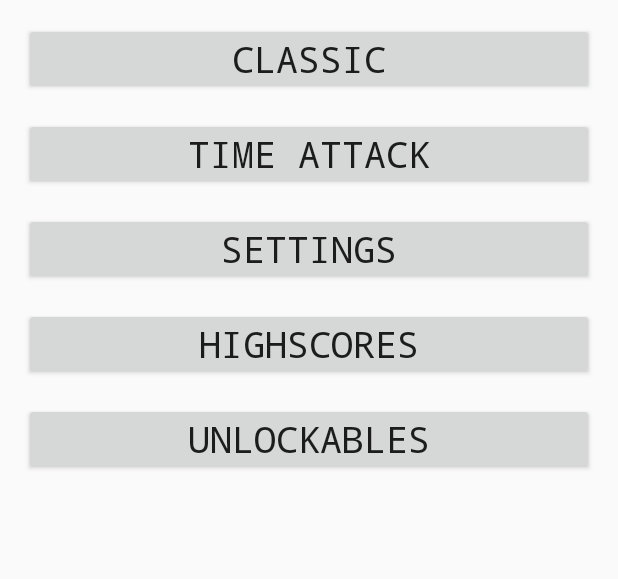
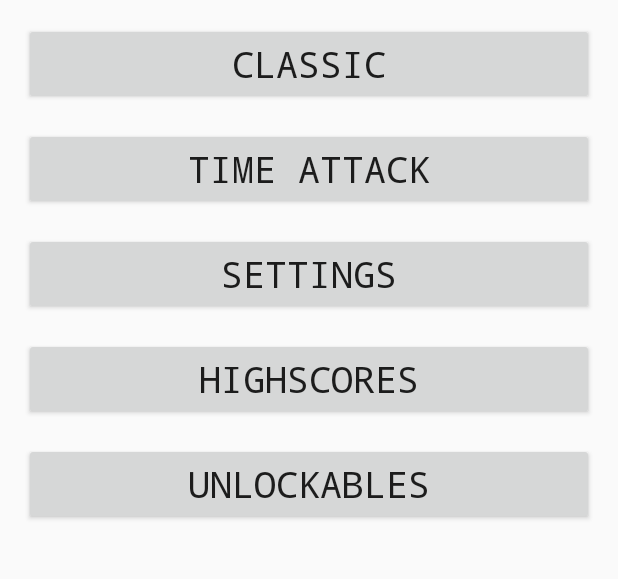
Before and after one commit to datrueonejay/Sequence, an Android app: the MainMenu screen opened directly, with no data from a screen before it, on a phone screen of 412 x 824 dp, the part 135-714 px from its top. Run offline under Robolectric (Android 15) with nearby library versions, the phone set to English and light mode, and no system bars.

Commit message:
Resize Changes

```diff
--- a/app/src/main/java/com/datrueonejay/canyouescape/AboutMe.java
+++ b/app/src/main/java/com/datrueonejay/canyouescape/AboutMe.java
@@ -5,6 +5,9 @@ import android.support.v7.app.AppCompatActivity;
 import android.os.Bundle;
 import android.view.View;
 import android.widget.Button;
+import android.widget.TextView;
+
+import org.w3c.dom.Text;
 
 public class AboutMe extends AppCompatActivity {
 
@@ -16,6 +19,9 @@ public class AboutMe extends AppCompatActivity {
 
         // keeps the app in portrait
         this.setRequestedOrientation(ActivityInfo.SCREEN_ORIENTATION_PORTRAIT);
+        // set the text
+        TextView test = (TextView) findViewById(R.id.me);
+        test.setText(getResources().getString(R.string.jayden));
     }
 
     @Override
--- /dev/null
+++ b/app/src/main/java/com/datrueonejay/canyouescape/AutoResizeTextView.java
@@ -0,0 +1,321 @@
+package com.datrueonejay.canyouescape;
+
+/**
+ *               DO WHAT YOU WANT TO PUBLIC LICENSE
+ *                    Version 2, December 2004
+ *
+ * Copyright (C) 2004 Sam Hocevar <sam@hocevar.net>
+ *
+ * Everyone is permitted to copy and distribute verbatim or modified
+ * copies of this license document, and changing it is allowed as long
+ * as the name is changed.
+ *
+ *            DO WHAT YOU WANT TO PUBLIC LICENSE
+ *   TERMS AND CONDITIONS FOR COPYING, DISTRIBUTION AND MODIFICATION
+ *
+ *  0. You just DO WHAT YOU WANT TO.
+ */
+
+import android.content.Context;
+import android.text.Layout.Alignment;
+import android.text.StaticLayout;
+import android.text.TextPaint;
+import android.util.AttributeSet;
+import android.util.TypedValue;
+import android.widget.TextView;
+
+/**
+ * Text view that auto adjusts text size to fit within the view.
+ * If the text size equals the minimum text size and still does not
+ * fit, append with an ellipsis.
+ *
+ * @author Chase Colburn
+ * @since Apr 4, 2011
+ */
+public class AutoResizeTextView extends TextView {
+
+    // Minimum text size for this text view
+    public static final float MIN_TEXT_SIZE = 20;
+
+    // Interface for resize notifications
+    public interface OnTextResizeListener {
+        public void onTextResize(TextView textView, float oldSize, float newSize);
+    }
+
+    // Our ellipse string
+    private static final String mEllipsis = "...";
+
+    // Registered resize listener
+    private OnTextResizeListener mTextResizeListener;
+
+    // Flag for text and/or size changes to force a resize
+    private boolean mNeedsResize = false;
+
+    // Text size that is set from code. This acts as a starting point for resizing
+    private float mTextSize;
+
+    // Temporary upper bounds on the starting text size
+    private float mMaxTextSize = 0;
+
+    // Lower bounds for text size
+    private float mMinTextSize = MIN_TEXT_SIZE;
+
+    // Text view line spacing multiplier
+    private float mSpacingMult = 1.0f;
+
+    // Text view additional line spacing
+    private float mSpacingAdd = 0.0f;
+
+    // Add ellipsis to text that overflows at the smallest text size
+    private boolean mAddEllipsis = true;
+
+    // Default constructor override
+    public AutoResizeTextView(Context context) {
+        this(context, null);
+    }
+
+    // Default constructor when inflating from XML file
+    public AutoResizeTextView(Context context, AttributeSet attrs) {
+        this(context, attrs, 0);
+    }
+
+    // Default constructor override
+    public AutoResizeTextView(Context context, AttributeSet attrs, int defStyle) {
+        super(context, attrs, defStyle);
+        mTextSize = getTextSize();
+    }
+
+    /**
+     * When text changes, set the force resize flag to true and reset the text size.
+     */
+    @Override
+    protected void onTextChanged(final CharSequence text, final int start, final int before, final int after) {
+        mNeedsResize = true;
+        // Since this view may be reused, it is good to reset the text size
+        resetTextSize();
+    }
+
+    /**
+     * If the text view size changed, set the force resize flag to true
+     */
+    @Override
+    protected void onSizeChanged(int w, int h, int oldw, int oldh) {
+        if (w != oldw || h != oldh) {
+            mNeedsResize = true;
+        }
+    }
+
+    /**
+     * Register listener to receive resize notifications
+     * @param listener
+     */
+    public void setOnResizeListener(OnTextResizeListener listener) {
+        mTextResizeListener = listener;
+    }
+
+    /**
+     * Override the set text size to update our internal reference values
+     */
+    @Override
+    public void setTextSize(float size) {
+        super.setTextSize(size);
+        mTextSize = getTextSize();
+    }
+
+    /**
+     * Override the set text size to update our internal reference values
+     */
+    @Override
+    public void setTextSize(int unit, float size) {
+        super.setTextSize(unit, size);
+        mTextSize = getTextSize();
+    }
+
+    /**
+     * Override the set line spacing to update our internal reference values
+     */
+    @Override
+    public void setLineSpacing(float add, float mult) {
+        super.setLineSpacing(add, mult);
+        mSpacingMult = mult;
+        mSpacingAdd = add;
+    }
+
+    /**
+     * Set the upper text size limit and invalidate the view
+     * @param maxTextSize
+     */
+    public void setMaxTextSize(float maxTextSize) {
+        mMaxTextSize = maxTextSize;
+        requestLayout();
+        invalidate();
+    }
+
+    /**
+     * Return upper text size limit
+     * @return
+     */
+    public float getMaxTextSize() {
+        return mMaxTextSize;
+    }
+
+    /**
+     * Set the lower text size limit and invalidate the view
+     * @param minTextSize
+     */
+    public void setMinTextSize(float minTextSize) {
+        mMinTextSize = minTextSize;
+        requestLayout();
+        invalidate();
+    }
+
+    /**
+     * Return lower text size limit
+     * @return
+     */
+    public float getMinTextSize() {
+        return mMinTextSize;
+    }
+
+    /**
+     * Set flag to add ellipsis to text that overflows at the smallest text size
+     * @param addEllipsis
+     */
+    public void setAddEllipsis(boolean addEllipsis) {
+        mAddEllipsis = addEllipsis;
+    }
+
+    /**
+     * Return flag to add ellipsis to text that overflows at the smallest text size
+     * @return
+     */
+    public boolean getAddEllipsis() {
+        return mAddEllipsis;
+    }
+
+    /**
+     * Reset the text to the original size
+     */
+    public void resetTextSize() {
+        if (mTextSize > 0) {
+            super.setTextSize(TypedValue.COMPLEX_UNIT_PX, mTextSize);
+            mMaxTextSize = mTextSize;
+        }
+    }
+
+    /**
+     * Resize text after measuring
+     */
+    @Override
+    protected void onLayout(boolean changed, int left, int top, int right, int bottom) {
+        if (changed || mNeedsResize) {
+            int widthLimit = (right - left) - getCompoundPaddingLeft() - getCompoundPaddingRight();
+            int heightLimit = (bottom - top) - getCompoundPaddingBottom() - getCompoundPaddingTop();
+            resizeText(widthLimit, heightLimit);
+        }
+        super.onLayout(changed, left, top, right, bottom);
+    }
+
+    /**
+     * Resize the text size with default width and height
+     */
+    public void resizeText() {
+
+        int heightLimit = getHeight() - getPaddingBottom() - getPaddingTop();
+        int widthLimit = getWidth() - getPaddingLeft() - getPaddingRight();
+        resizeText(widthLimit, heightLimit);
+    }
+
+    /**
+     * Resize the text size with specified width and height
+     * @param width
+     * @param height
+     */
+    public void resizeText(int width, int height) {
+        CharSequence text = getText();
+        // Do not resize if the view does not have dimensions or there is no text
+        if (text == null || text.length() == 0 || height <= 0 || width <= 0 || mTextSize == 0) {
+            return;
+        }
+
+        if (getTransformationMethod() != null) {
+            text = getTransformationMethod().getTransformation(text, this);
+        }
+
+        // Get the text view's paint object
+        TextPaint textPaint = getPaint();
+
+        // Store the current text size
+        float oldTextSize = textPaint.getTextSize();
+        // If there is a max text size set, use the lesser of that and the default text size
+        float targetTextSize = mMaxTextSize > 0 ? Math.min(mTextSize, mMaxTextSize) : mTextSize;
+
+        // Get the required text height
+        int textHeight = getTextHeight(text, textPaint, width, targetTextSize);
+
+        // Until we either fit within our text view or we had reached our min text size, incrementally try smaller sizes
+        while (textHeight > height && targetTextSize > mMinTextSize) {
+            targetTextSize = Math.max(targetTextSize - 2, mMinTextSize);
+            textHeight = getTextHeight(text, textPaint, width, targetTextSize);
+        }
+
+        // If we had reached our minimum text size and still don't fit, append an ellipsis
+        if (mAddEllipsis && targetTextSize == mMinTextSize && textHeight > height) {
+            // Draw using a static layout
+            // modified: use a copy of TextPaint for measuring
+            TextPaint paint = new TextPaint(textPaint);
+            // Draw using a static layout
+            StaticLayout layout = new StaticLayout(text, paint, width, Alignment.ALIGN_NORMAL, mSpacingMult, mSpacingAdd, false);
+            // Check that we have a least one line of rendered text
+            if (layout.getLineCount() > 0) {
+                // Since the line at the specific vertical position would be cut off,
+                // we must trim up to the previous line
+                int lastLine = layout.getLineForVertical(height) - 1;
+                // If the text would not even fit on a single line, clear it
+                if (lastLine < 0) {
+                    setText("");
+                }
+                // Otherwise, trim to the previous line and add an ellipsis
+                else {
+                    int start = layout.getLineStart(lastLine);
+                    int end = layout.getLineEnd(lastLine);
+                    float lineWidth = layout.getLineWidth(lastLine);
+                    float ellipseWidth = textPaint.measureText(mEllipsis);
+
+                    // Trim characters off until we have enough room to draw the ellipsis
+                    while (width < lineWidth + ellipseWidth) {
+                        lineWidth = textPaint.measureText(text.subSequence(start, --end + 1).toString());
+                    }
+                    setText(text.subSequence(0, end) + mEllipsis);
+                }
+            }
+        }
+
+        // Some devices try to auto adjust line spacing, so force default line spacing
+        // and invalidate the layout as a side effect
+        setTextSize(TypedValue.COMPLEX_UNIT_PX, targetTextSize);
+        setLineSpacing(mSpacingAdd, mSpacingMult);
+
+        // Notify the listener if registered
+        if (mTextResizeListener != null) {
+            mTextResizeListener.onTextResize(this, oldTextSize, targetTextSize);
+        }
+
+        // Reset force resize flag
+        mNeedsResize = false;
+    }
+
+    // Set the text size of the text paint object and use a static layout to render text off screen before measuring
+    private int getTextHeight(CharSequence source, TextPaint paint, int width, float textSize) {
+        // modified: make a copy of the original TextPaint object for measuring
+        // (apparently the object gets modified while measuring, see also the
+        // docs for TextView.getPaint() (which states to access it read-only)
+        TextPaint paintCopy = new TextPaint(paint);
+        // Update the text paint object
+        paintCopy.setTextSize(textSize);
+        // Measure using a static layout
+        StaticLayout layout = new StaticLayout(source, paintCopy, width, Alignment.ALIGN_NORMAL, mSpacingMult, mSpacingAdd, true);
+        return layout.getHeight();
+    }
+
+}
--- a/app/src/main/java/com/datrueonejay/canyouescape/MainMenu.java
+++ b/app/src/main/java/com/datrueonejay/canyouescape/MainMenu.java
@@ -8,6 +8,7 @@ import android.content.pm.ActivityInfo;
 import android.media.MediaPlayer;
 import android.support.v7.app.AppCompatActivity;
 import android.os.Bundle;
+import android.util.DisplayMetrics;
 import android.view.View;
 import android.widget.Button;
 import android.widget.TextView;
@@ -17,6 +18,13 @@ public class MainMenu extends AppCompatActivity {
     public static Context context;
     Boolean first_time;
 
+    public final static DisplayMetrics dimensions = new DisplayMetrics();
+    public static int screen_width;
+    public static int screen_height;
+    //DisplayMetrics displayMetrics = context.getResources().getDisplayMetrics();
+    public static float dpHeight;
+    public static float dpWidth;
+    public static float multiplier;
 
     public static MediaPlayer music;
 
@@ -46,6 +54,13 @@ public class MainMenu extends AppCompatActivity {
 
         context = this;
 
+        // find the dimensions of the screen
+        this.getWindowManager().getDefaultDisplay().getMetrics(dimensions);
+        // find the width of the screen
+        screen_width = dimensions.widthPixels;
+        // find the length of the screen
+        screen_height = dimensions.heightPixels;
+
         // keeps the app in portrait
         this.setRequestedOrientation(ActivityInfo.SCREEN_ORIENTATION_PORTRAIT);
 
@@ -56,7 +71,7 @@ public class MainMenu extends AppCompatActivity {
         editor = sp.edit();
 
         // find the background music track
-        music = MediaPlayer.create(getApplicationContext(), R.raw.airport_lounge_1);
+        music = MediaPlayer.create(getApplicationContext(), R.raw.airport_lounge_4);
 
         // checks if volume is on
         music_on = sp.getBoolean("music_on", true);
@@ -70,6 +85,9 @@ public class MainMenu extends AppCompatActivity {
         // loops the music
         music.setLooping(true);
         music.start();
+
+        // check if the in game sounds are on
+        sounds_on = sp.getBoolean("sounds_on", true);
 
         // checks if this is the first time the app has been opened up
         first_time = sp.getBoolean("first_time", true);
@@ -90,18 +108,23 @@ public class MainMenu extends AppCompatActivity {
         // finds and sets the text buttons of the menu
         main = (Button) findViewById(R.id.main);
         main.setText(getResources().getString(R.string.main));
+        main.getLayoutParams().height = screen_height/15;
 
         time_attack = (Button) findViewById(R.id.time);
         time_attack.setText(getResources().getString(R.string.time));
+        time_attack.getLayoutParams().height = screen_height/15;
 
         settings = (Button) findViewById(R.id.settings);
         settings.setText(getResources().getString(R.string.settings));
+        settings.getLayoutParams().height = screen_height/15;
 
         highscores = (Button) findViewById(R.id.highscores);
         highscores.setText(getResources().getString(R.string.highscores));
+        highscores.getLayoutParams().height = screen_height/15;
 
         unlockables = (Button) findViewById(R.id.unlockables);
         unlockables.setText(getResources().getString(R.string.unlockables));
+        unlockables.getLayoutParams().height = screen_height/15;
 
         //
 
--- a/app/src/main/java/com/datrueonejay/canyouescape/MyCustomTextView.java
+++ b/app/src/main/java/com/datrueonejay/canyouescape/MyCustomTextView.java
@@ -3,11 +3,12 @@ package com.datrueonejay.canyouescape;
 import android.content.Context;
 import android.graphics.Typeface;
 import android.util.AttributeSet;
+import android.util.TypedValue;
 import android.widget.TextView;
 
 
 
-public class MyCustomTextView extends TextView {
+public class MyCustomTextView extends AutoResizeTextView {
 
     public MyCustomTextView(Context context, AttributeSet attrs, int defStyle) {
         super(context, attrs, defStyle);
@@ -24,12 +25,19 @@ public class MyCustomTextView extends TextView {
         init();
     }
 
+    @Override
+    public void setTextSize(int unit, float size) {
+        //super.setTextSize(TypedValue.COMPLEX_UNIT_FRACTION_PARENT, 15);
+        super.setTextSize(unit, size);
+    }
+
     private void init() {
         try{
             if (!isInEditMode()) {
 
                 Typeface tf = Typeface.createFromAsset(getContext().getAssets(), "fonts/Cornerstone.ttf");
                 setTypeface(tf);
+                //this.setTextSize(TypedValue.COMPLEX_UNIT_FRACTION_PARENT, 10);
             }
         }catch (Exception e){
             e.printStackTrace();
--- a/app/src/main/res/layout/activity_about_me.xml
+++ b/app/src/main/res/layout/activity_about_me.xml
@@ -12,13 +12,14 @@
 
     <com.datrueonejay.canyouescape.MyCustomTextView
         android:padding="3dp"
+        android:id="@+id/me"
         android:layout_width="match_parent"
         android:layout_height="wrap_content"
         android:background="#0032EC"
         android:textColor="#FFF"
         android:textSize="24sp"
         android:textAlignment="center"
-        android:text="@string/jayden"
+        android:layout_centerInParent="true"
         />
 
 </RelativeLayout>
--- a/app/src/main/res/layout/activity_highscores.xml
+++ b/app/src/main/res/layout/activity_highscores.xml
@@ -6,6 +6,7 @@
     android:background="#80FFFFFF">
 
     <com.datrueonejay.canyouescape.MyCustomTextView
+        android:layout_alignParentTop="true"
         android:layout_width="fill_parent"
         android:layout_height="wrap_content"
         android:id="@+id/title"
--- a/app/src/main/res/layout/pick_time.xml
+++ b/app/src/main/res/layout/pick_time.xml
@@ -4,6 +4,7 @@
     android:layout_height="match_parent">
 
     <com.datrueonejay.canyouescape.MyCustomButton
+        android:layout_alignParentTop="true"
         android:layout_width="match_parent"
         android:layout_height="wrap_content"
         android:id="@+id/half"
--- a/app/src/main/res/layout/unlockables_page.xml
+++ b/app/src/main/res/layout/unlockables_page.xml
@@ -96,7 +96,7 @@
         android:layout_margin="5dp"
         android:textAlignment="center"
         android:id="@+id/description"
-        android:layout_marginBottom="15dp"/>
+        android:layout_marginBottom="5dp" />
 
 
 
--- a/app/src/main/res/values/colors.xml
+++ b/app/src/main/res/values/colors.xml
@@ -8,4 +8,5 @@
     <color name="white">#FFF</color>
     <color name="green">#008000</color>
     <color name="grey">#C0C0C0</color>
+    <color name="darkblue">#0C1171</color>
 </resources>
--- a/app/src/main/res/values/strings.xml
+++ b/app/src/main/res/values/strings.xml
@@ -64,7 +64,7 @@
     <string name="invert">\" The inverted set. Keys are the wrong way yknow. Green is bad, and red
     is good. Simple. \"</string>
     <string name="pc">\"The PC gamer. WASD you know it. \"</string>
-    <string name="xbox">\"The O-Box gamer. Like B-Box 359, O-Box Two, the game Hay Low, all that. \"</string>
+    <string name="xbox">\"The O-Box gamer. Like O-Box 359, O-Box Two, the game Hay Low, all that. \"</string>
     <string name="ps3">\"The Praystation gamer. PRS1, PRS2, PRS3, PRS4, Big Little Planet yknow. \"</string>
     <string name="ddr">\"The Dance Pants Revolution guy. That dude who holds the back bar and goes
         ham on the dance pants. \"</string>
```
Also changed, not shown: app/src/main/java/com/datrueonejay/canyouescape/Buttons.java (+15 -10 lines), app/src/main/java/com/datrueonejay/canyouescape/MainActivity.java (+25 -4 lines), app/src/main/java/com/datrueonejay/canyouescape/MyCustomButton.java (+12 -0 lines), app/src/main/java/com/datrueonejay/canyouescape/Settings.java (+10 -0 lines), app/src/main/java/com/datrueonejay/canyouescape/Skin.java (+24 -0 lines), app/src/main/java/com/datrueonejay/canyouescape/Unlockables.java (+64 -8 lines), app/src/main/res/layout/activity_main.xml (+19 -13 lines).
